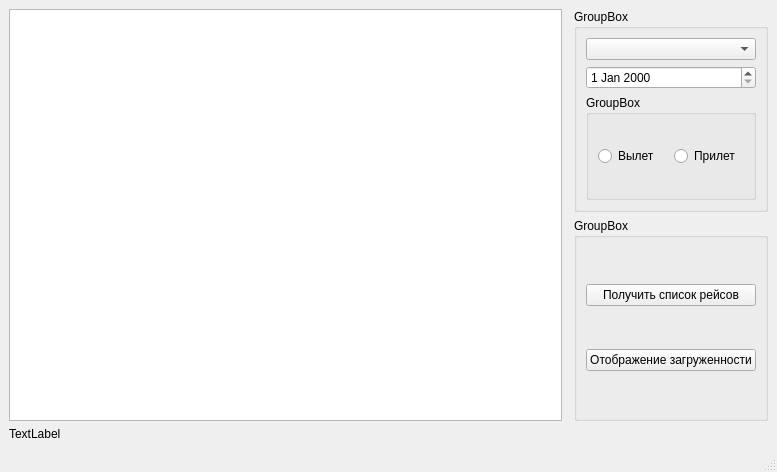
The window that Qt/Сoursework/mainwindow.ui (BerdnikovPavel/Qt-Homework) describes before a commit, drawn with Qt 5.
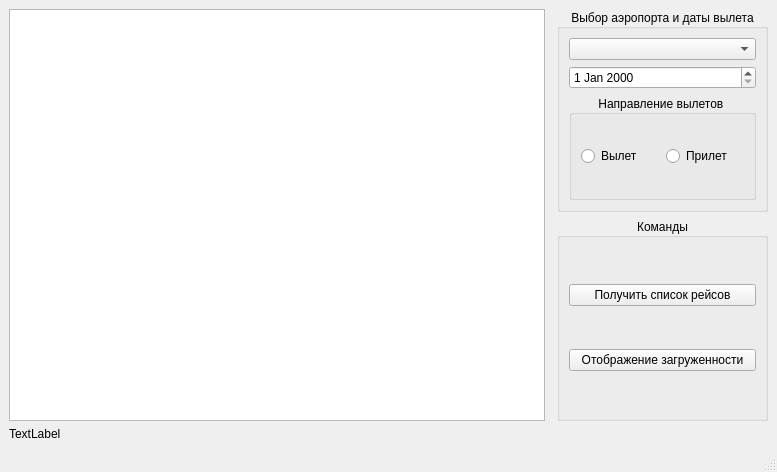
The same window after the commit.

What changed in the file:
```diff
--- a/Qt/Сoursework/mainwindow.ui
+++ b/Qt/Сoursework/mainwindow.ui
@@ -13,12 +13,21 @@
   <property name="windowTitle">
    <string>MainWindow</string>
   </property>
+  <property name="layoutDirection">
+   <enum>Qt::LeftToRight</enum>
+  </property>
   <widget class="QWidget" name="centralwidget">
    <layout class="QGridLayout" name="gridLayout">
     <item row="1" column="2">
      <widget class="QGroupBox" name="gb_commands">
       <property name="title">
-       <string>GroupBox</string>
+       <string>Команды</string>
+      </property>
+      <property name="alignment">
+       <set>Qt::AlignCenter</set>
+      </property>
+      <property name="flat">
+       <bool>false</bool>
       </property>
       <layout class="QVBoxLayout" name="verticalLayout_2">
        <item>
@@ -41,7 +50,10 @@
     <item row="0" column="2">
      <widget class="QGroupBox" name="groupBox">
       <property name="title">
-       <string>GroupBox</string>
+       <string>Выбор аэропорта и даты вылета</string>
+      </property>
+      <property name="alignment">
+       <set>Qt::AlignCenter</set>
       </property>
       <layout class="QVBoxLayout" name="verticalLayout">
        <item>
@@ -52,8 +64,16 @@
        </item>
        <item>
         <widget class="QGroupBox" name="gb_direction">
+         <property name="font">
+          <font>
+           <bold>false</bold>
+          </font>
+         </property>
          <property name="title">
-          <string>GroupBox</string>
+          <string>Направление вылетов </string>
+         </property>
+         <property name="alignment">
+          <set>Qt::AlignCenter</set>
          </property>
          <layout class="QHBoxLayout" name="horizontalLayout_2">
           <item>
```
